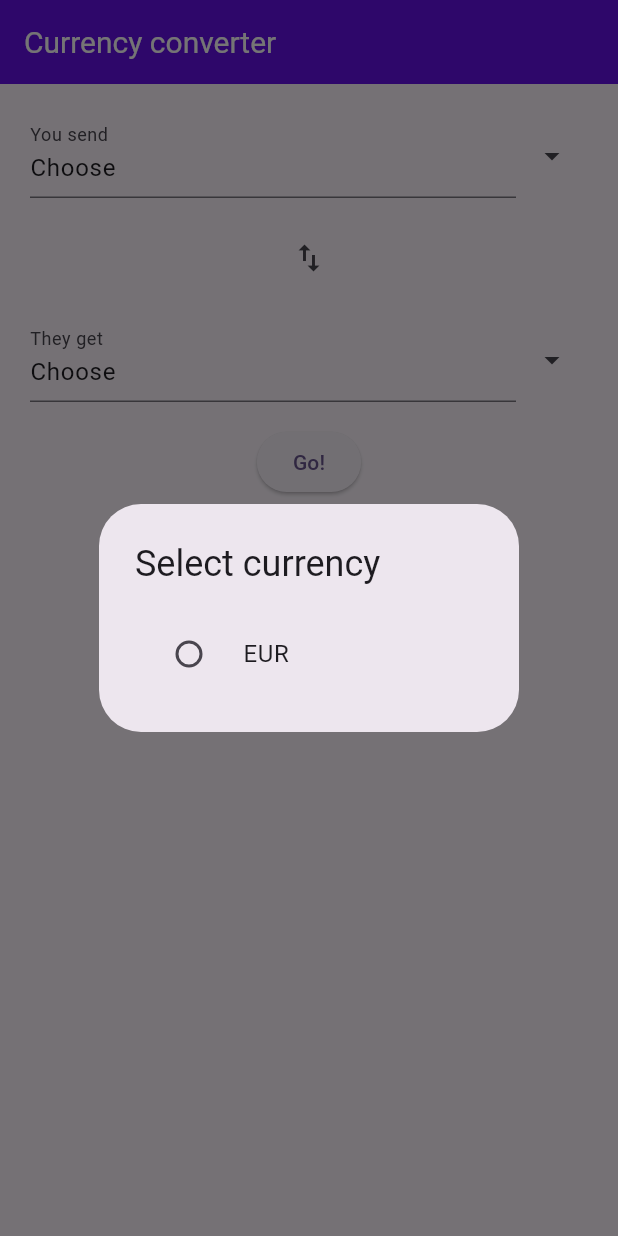
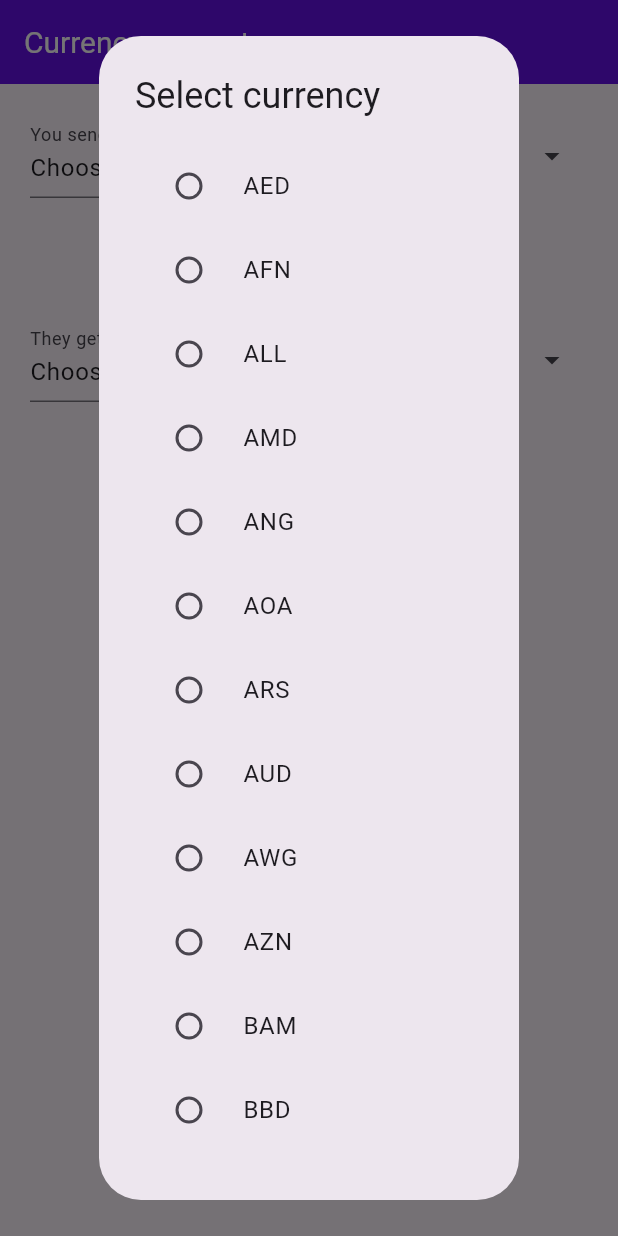
Before and after one commit to dim4ru/currexch, a Flutter app: the screen it shows after launch, after a tap on the "arrow drop down" icon, on a phone screen of 412 x 824 dp. Run offline on Flutter 3.47's test engine with Material 3 defaults, Android fonts, the phone set to English and light mode, and no system bars; our stand-ins replace bloc, dio, flutter_bloc; network calls fail.

Commit message:
available currencies refactor

```diff
--- a/lib/bloc/exchange/exchange_bloc.dart
+++ b/lib/bloc/exchange/exchange_bloc.dart
@@ -8,16 +8,14 @@ part 'exchange_state.dart';
 class ExchangeBloc extends Bloc<ExchangeEvent, ExchangeState> {
   ExchangeBloc() : super(ExchangeInitial()) {
 
-    on<AppStartup>((event, emit) async {
-      print("Currencies loaded: ...");
-      // TODO Закомментировано в целях экономии запросов
-      // try {
-      //   final dio = Dio();
-      //   final response = await dio.get('https://api.exchangeratesapi.io/v1/latest?access_key=dca0810669ccd43d7253437f759a61d6');
-      //   print("Currencies loaded: ${response.data}"); // Print the successful response data
-      // } catch (error) {
-      //   print("Error loading currencies: $error"); // Print the error
-      // }
+    on<AppStartupEvent>((event, emit) async {
+      try {
+        final dio = Dio();
+        final response = await dio.get('https://api.exchangeratesapi.io/v1/latest?access_key=dca0810669ccd43d7253437f759a61d6');
+        print("Currencies loaded: ${response.data}");
+      } catch (error) {
+        print("Error loading currencies: $error");
+      }
     });
 
     on<UserRequestExchange>((event, emit) async {
--- a/lib/bloc/exchange/exchange_event.dart
+++ b/lib/bloc/exchange/exchange_event.dart
@@ -10,4 +10,4 @@ class UserRequestExchange extends ExchangeEvent {
   UserRequestExchange({required this.currecnyFrom, required this.currecnyTo});
 }
 
-class AppStartup extends ExchangeEvent {}
+class AppStartupEvent extends ExchangeEvent {}
--- /dev/null
+++ b/lib/helpers/available_currencies.dart
@@ -0,0 +1 @@
+final List<String> availableCurrencies = ['AED', 'AFN', 'ALL', 'AMD', 'ANG', 'AOA', 'ARS', 'AUD', 'AWG', 'AZN', 'BAM', 'BBD', 'BDT', 'BGN', 'BHD', 'BIF', 'BMD', 'BND', 'BOB', 'BRL', 'BSD', 'BTC', 'BTN', 'BWP', 'BYN', 'BYR', 'BZD', 'CAD', 'CDF', 'CHF', 'CLF', 'CLP', 'CNY', 'CNH', 'COP', 'CRC', 'CUC', 'CUP', 'CVE', 'CZK', 'DJF', 'DKK', 'DOP', 'DZD', 'EGP', 'ERN', 'ETB', 'EUR', 'FJD', 'FKP', 'GBP', 'GEL', 'GGP', 'GHS', 'GIP', 'GMD', 'GNF', 'GTQ', 'GYD', 'HKD', 'HNL', 'HRK', 'HTG', 'HUF', 'IDR', 'ILS', 'IMP', 'INR', 'IQD', 'IRR', 'ISK', 'JEP', 'JMD', 'JOD', 'JPY', 'KES', 'KGS', 'KHR', 'KMF', 'KPW', 'KRW', 'KWD', 'KYD', 'KZT', 'LAK', 'LBP', 'LKR', 'LRD', 'LSL', 'LTL', 'LVL', 'LYD', 'MAD', 'MDL', 'MGA', 'MKD', 'MMK', 'MNT', 'MOP', 'MRU', 'MUR', 'MVR', 'MWK', 'MXN', 'MYR', 'MZN', 'NAD', 'NGN', 'NIO', 'NOK', 'NPR', 'NZD', 'OMR', 'PAB', 'PEN', 'PGK', 'PHP', 'PKR', 'PLN', 'PYG', 'QAR', 'RON', 'RSD', 'RUB', 'RWF', 'SAR', 'SBD', 'SCR', 'SDG', 'SEK', 'SGD', 'SHP', 'SLE', 'SLL', 'SOS', 'SRD', 'STD', 'SVC', 'SYP', 'SZL', 'THB', 'TJS', 'TMT', 'TND', 'TOP', 'TRY', 'TTD', 'TWD', 'TZS', 'UAH', 'UGX', 'USD', 'UYU', 'UZS', 'VEF', 'VES', 'VND', 'VUV', 'WST', 'XAF', 'XAG', 'XAU', 'XCD', 'XDR', 'XOF', 'XPF', 'YER', 'ZAR', 'ZMK', 'ZMW', 'ZWL'];
--- a/lib/main.dart
+++ b/lib/main.dart
@@ -30,7 +30,7 @@ class MyApp extends StatelessWidget {
       ),
       home: MultiBlocProvider(
         providers: [
-          BlocProvider(create: (context) => ExchangeBloc()..add(AppStartup())),
+          BlocProvider(create: (context) => ExchangeBloc()..add(AppStartupEvent())),
           BlocProvider<CurrencyBloc>(create: (context) => CurrencyBloc()),
         ],
         child: ExchangeScreen(),
--- a/lib/widgets/currency_selector.dart
+++ b/lib/widgets/currency_selector.dart
@@ -2,6 +2,7 @@ import 'package:flutter/material.dart';
 import 'package:flutter_bloc/flutter_bloc.dart';
 
 import '../bloc/currency/currency_bloc.dart';
+import '../helpers/available_currencies.dart';
 
 enum ExchangeDirection {from, to}
 
@@ -9,12 +10,10 @@ class CurrencySelector extends StatelessWidget {
   final ExchangeDirection direction;
   final CurrencyBloc currencyBloc;
 
-  const CurrencySelector({super.key, required this.currencyBloc, required this.direction});
+  CurrencySelector({super.key, required this.currencyBloc, required this.direction});
 
   @override
   Widget build(BuildContext context) {
-    final List<String> currencies = ["EUR"];
-
     return BlocBuilder<CurrencyBloc, CurrencyState>(
       builder: (context, state) {
         final currencyBloc = context.read<CurrencyBloc>();
@@ -45,7 +44,7 @@ class CurrencySelector extends StatelessWidget {
                       content: SingleChildScrollView(
                         child: Column(
                           mainAxisSize: MainAxisSize.min,
-                          children: currencies.map((currency) {
+                          children: availableCurrencies.map((currency) {
                             return RadioListTile<String>(
                               title: Text(currency),
                               value: currency,
```
